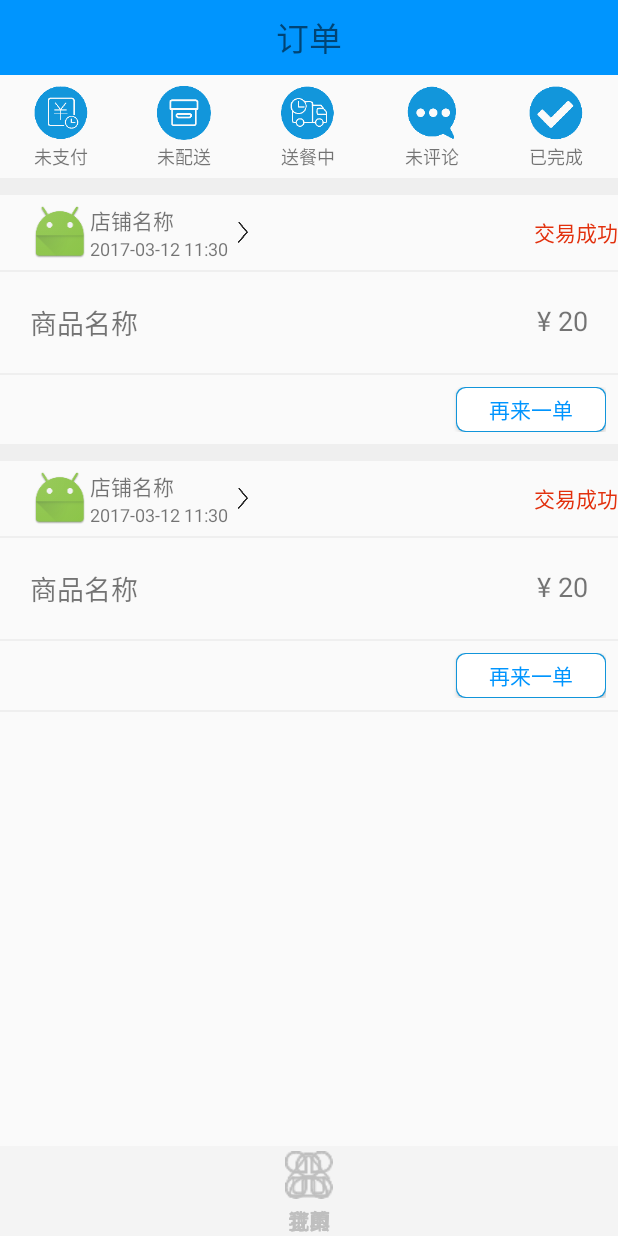
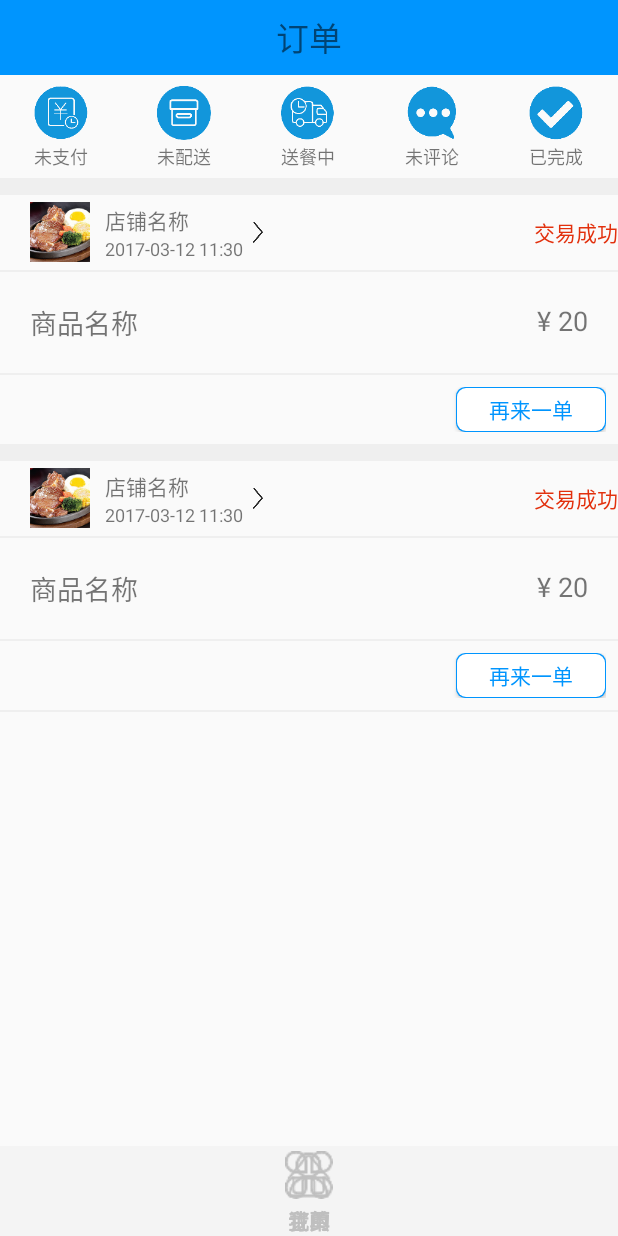
Before and after one commit to RuanXiaoHui/GoodTaste, an Android app: the fragment OrderFragment placed in its activity, on a phone screen of 412 x 824 dp. Run offline under Robolectric (Android 15) with nearby library versions, the phone set to English and light mode, and no system bars.

Commit message:
修改布局文件

```diff
--- a/app/src/main/res/drawable/shape_button_order_item.xml
+++ b/app/src/main/res/drawable/shape_button_order_item.xml
@@ -3,7 +3,7 @@
     <!-- 边框颜色值 -->
     <item>
         <shape>
-            <solid android:color="#1295DA"/>
+            <solid android:color="@color/appColor"/>
             <corners android:radius="6dp" />
         </shape>
     </item>
--- a/app/src/main/res/layout/item_order.xml
+++ b/app/src/main/res/layout/item_order.xml
@@ -18,11 +18,12 @@
             android:layout_width="40dp"
             android:layout_height="40dp"
             android:layout_centerVertical="true"
-            android:src="@mipmap/ic_launcher"
+            android:src="@mipmap/food"
             />
 
         <LinearLayout
             android:id="@+id/llt"
+            android:layout_marginLeft="10dp"
             android:layout_width="wrap_content"
             android:layout_height="wrap_content"
             android:layout_centerVertical="true"
--- a/app/src/main/res/values/styles.xml
+++ b/app/src/main/res/values/styles.xml
@@ -256,4 +256,6 @@
         <item name="android:background">@color/line_horizontal</item>
     </style>
 
+
+
 </resources>
```
